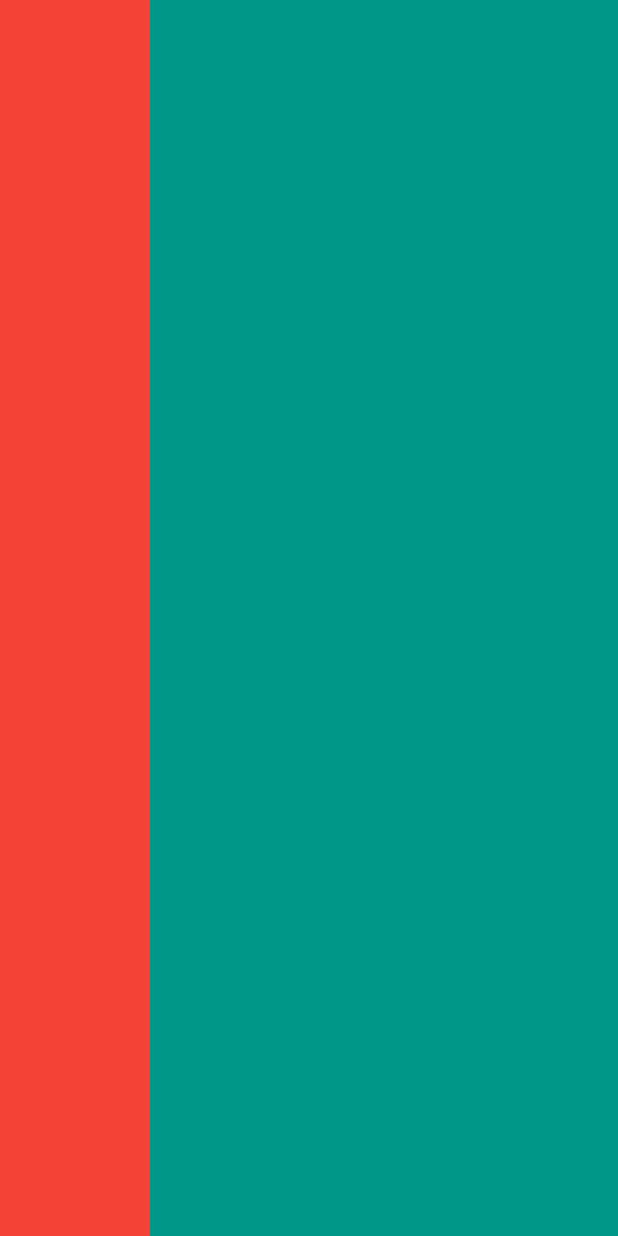
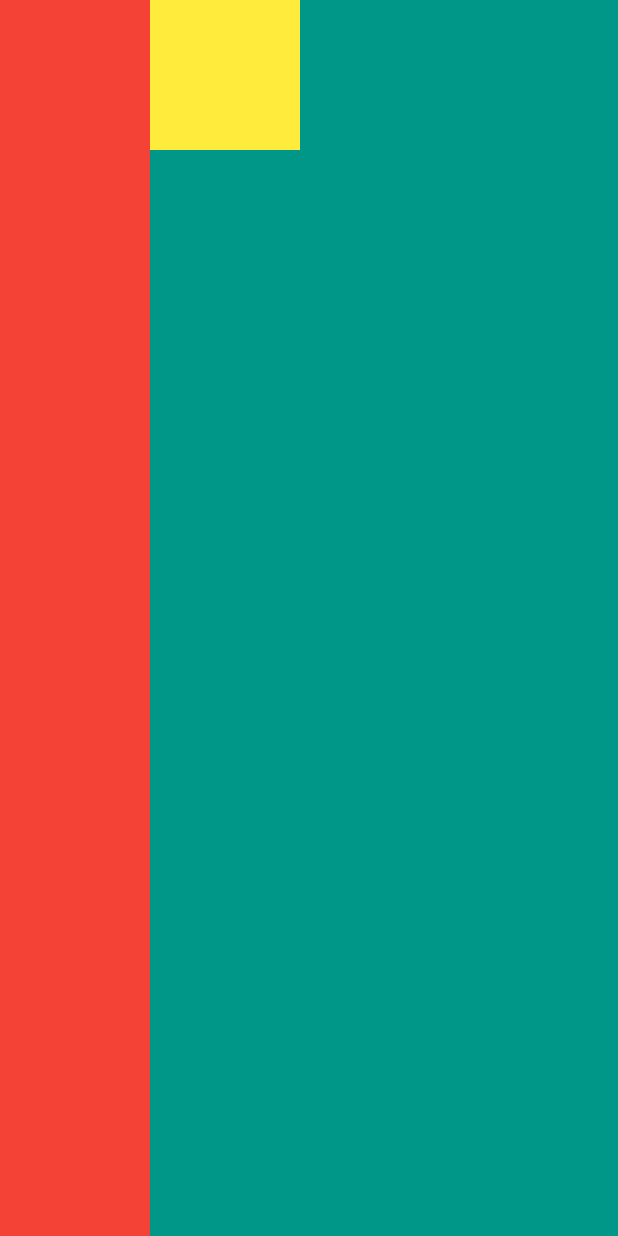
Before and after one commit to D-Coder135/layout_challenge, a Flutter app: the screen it shows after launch, on a phone screen of 412 x 824 dp. Run offline on Flutter 3.47's test engine with Material 2 defaults, Android fonts, the phone set to English and light mode, and no system bars.

Commit message:
set color of the Container() widget

```diff
--- a/lib/main.dart
+++ b/lib/main.dart
@@ -21,6 +21,7 @@ class MyApp extends StatelessWidget {
                   Container(
                     width: 100.0,
                     height: 100.0,
+                    color: Colors.yellow,
                   ),
                 ],
               ),
```
